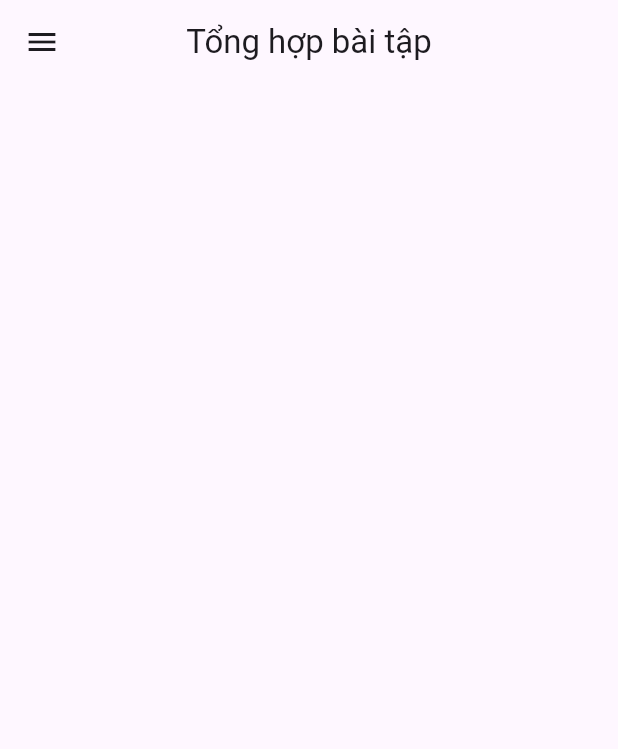
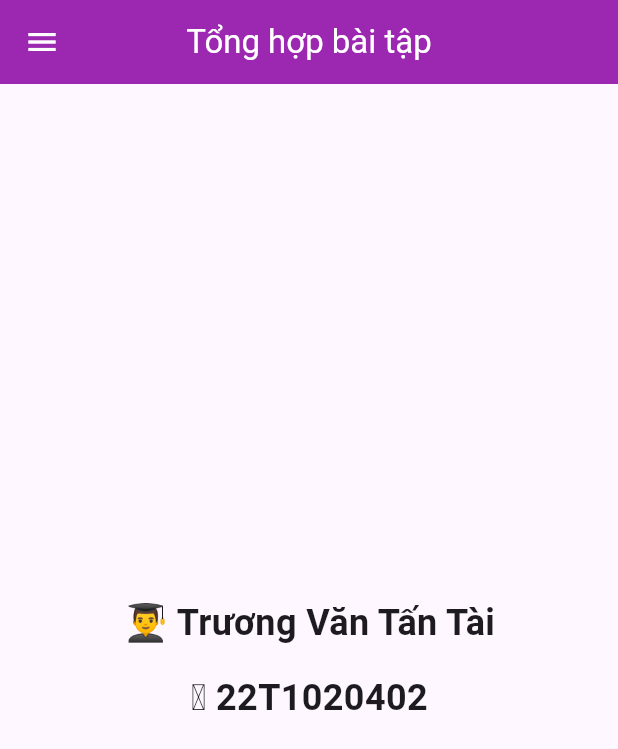
Before and after one commit to TruongVanTanTai/FlutterProjects, a Flutter app: the screen it shows after launch, on a phone screen of 412 x 824 dp. Shown: the top 749 px of the screen. Run offline on Flutter 3.47's test engine with Material 3 defaults, Android fonts, the phone set to English and light mode, and no system bars; our stand-ins replace dio; generated files the repository leaves out were written again.

Commit message:
Update and complete flutter_exercise_compilation project

```diff
--- a/flutter_exercise_compilation/lib/exercise-compilation.dart
+++ b/flutter_exercise_compilation/lib/exercise-compilation.dart
@@ -1,5 +1,16 @@
 import 'package:flutter/material.dart';
+import 'package:flutter_application_10/login-app.dart';
+import 'package:flutter_application_11/registration-page.dart';
+import 'package:flutter_application_12/colorful-page.dart';
+import 'package:flutter_application_13/countdown-timer-page.dart';
 import 'package:flutter_application_2/information-page.dart';
+import 'package:flutter_application_3/class-list.dart';
+import 'package:flutter_application_4/place-list.dart';
+import 'package:flutter_application_5/villas.dart';
+import 'package:flutter_application_6/counter-app.dart';
+import 'package:flutter_application_7/log-in.dart';
+import 'package:flutter_application_8/my-product.dart';
+import 'package:flutter_application_9/my-articles.dart';
 
 class ExerciseCompilation extends StatefulWidget {
   const ExerciseCompilation({super.key});
@@ -13,18 +24,21 @@ class _ExerciseCompilationState extends State<ExerciseCompilation> {
   Widget build(BuildContext context) {
     return SafeArea(
       child: Scaffold(
-        appBar: AppBar(title: Text('Tổng hợp bài tập'), centerTitle: true),
+        appBar: AppBar(
+          title: Text('Tổng hợp bài tập'),
+          centerTitle: true,
+          backgroundColor: Colors.purple,
+          foregroundColor: Colors.white,
+        ),
         drawer: Drawer(
           child: ListView(
             children: [
               DrawerHeader(
                 decoration: BoxDecoration(color: Colors.purple),
-                child: Text(
-                  "📋 Danh sách bài tập",
-                  style: TextStyle(
-                    color: Colors.white,
-                    fontSize: 24,
-                    fontWeight: FontWeight.bold,
+                child: Center(
+                  child: Text(
+                    "📋 Danh sách bài tập",
+                    style: TextStyle(color: Colors.white, fontSize: 24),
                   ),
                 ),
               ),
@@ -37,6 +51,125 @@ class _ExerciseCompilationState extends State<ExerciseCompilation> {
                   );
                 },
               ),
+              ListTile(
+                title: Text('Bài 2: Danh sách lớp học'),
+                onTap: () {
+                  Navigator.push(
+                    context,
+                    MaterialPageRoute(builder: (context) => ClassList()),
+                  );
+                },
+              ),
+              ListTile(
+                title: Text('Bài 3: Danh sách địa điểm đơn giản'),
+                onTap: () {
+                  Navigator.push(
+                    context,
+                    MaterialPageRoute(builder: (context) => PlaceList()),
+                  );
+                },
+              ),
+              ListTile(
+                title: Text('Bài 4: Danh sách địa điểm phức tạp'),
+                onTap: () {
+                  Navigator.push(
+                    context,
+                    MaterialPageRoute(builder: (context) => Villas()),
+                  );
+                },
+              ),
+              ListTile(
+                title: Text('Bài 5: Ứng dụng đổi màu'),
+                onTap: () {
+                  Navigator.push(
+                    context,
+                    MaterialPageRoute(builder: (context) => ColorfulPage()),
+                  );
+                },
+              ),
+              ListTile(
+                title: Text('Bài 6: Ứng dụng đếm số'),
+                onTap: () {
+                  Navigator.push(
+                    context,
+                    MaterialPageRoute(builder: (context) => CounterApp()),
+                  );
+                },
+              ),
+              ListTile(
+                title: Text('Bài 7: Bộ đếm thời gian'),
+                onTap: () {
+                  Navigator.push(
+                    context,
+                    MaterialPageRoute(
+                      builder: (context) => CountdownTimerPage(),
+                    ),
+                  );
+                },
+              ),
+              ListTile(
+                title: Text('Bài 8: Form đăng nhập'),
+                onTap: () {
+                  Navigator.push(
+                    context,
+                    MaterialPageRoute(builder: (context) => LogInApp()),
+                  );
+                },
+              ),
+              ListTile(
+                title: Text('Bài 9: Form đăng ký'),
+                onTap: () {
+                  Navigator.push(
+                    context,
+                    MaterialPageRoute(builder: (context) => RegistrationPage()),
+                  );
+                },
+              ),
+              ListTile(
+                title: Text('Bài 10: Danh sách sản phẩm'),
+                onTap: () {
+                  Navigator.push(
+                    context,
+                    MaterialPageRoute(builder: (context) => MyProducts()),
+                  );
+                },
+              ),
+              ListTile(
+                title: Text('Bài 11: Danh sách tin tức'),
+                onTap: () {
+                  Navigator.push(
+                    context,
+                    MaterialPageRoute(builder: (context) => MyArticles()),
+                  );
+                },
+              ),
+              ListTile(
+                title: Text('Bài 12: Đăng nhập và hồ sơ'),
+                onTap: () {
+                  Navigator.push(
+                    context,
+                    MaterialPageRoute(builder: (context) => LoginApp()),
+                  );
+                },
+              ),
+            ],
+          ),
+        ),
+        body: Container(
+          width: double.infinity,
+          child: Column(
+            spacing: 16,
+            mainAxisAlignment: MainAxisAlignment.center,
+            crossAxisAlignment: CrossAxisAlignment.center,
+            children: [
+              Text(
+                '👨‍🎓 Trương Văn Tấn Tài',
+                style: TextStyle(fontSize: 24, fontWeight: FontWeight.bold),
+              ),
+              Text(
+                '🪪 22T1020402',
+                style: TextStyle(fontSize: 24, fontWeight: FontWeight.bold),
+              ),
             ],
           ),
         ),
```
Also changed, not shown: flutter_exercise_compilation/pubspec.yaml (+55 -0 lines), flutter_exercise_compilation/pubspec.lock.
